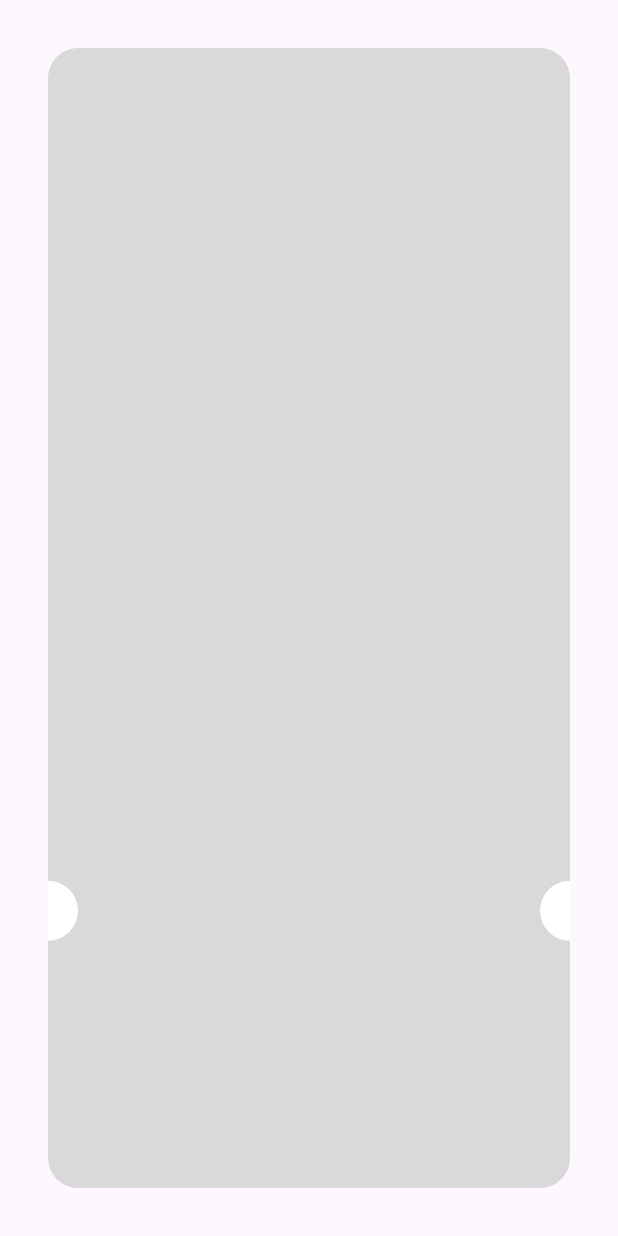
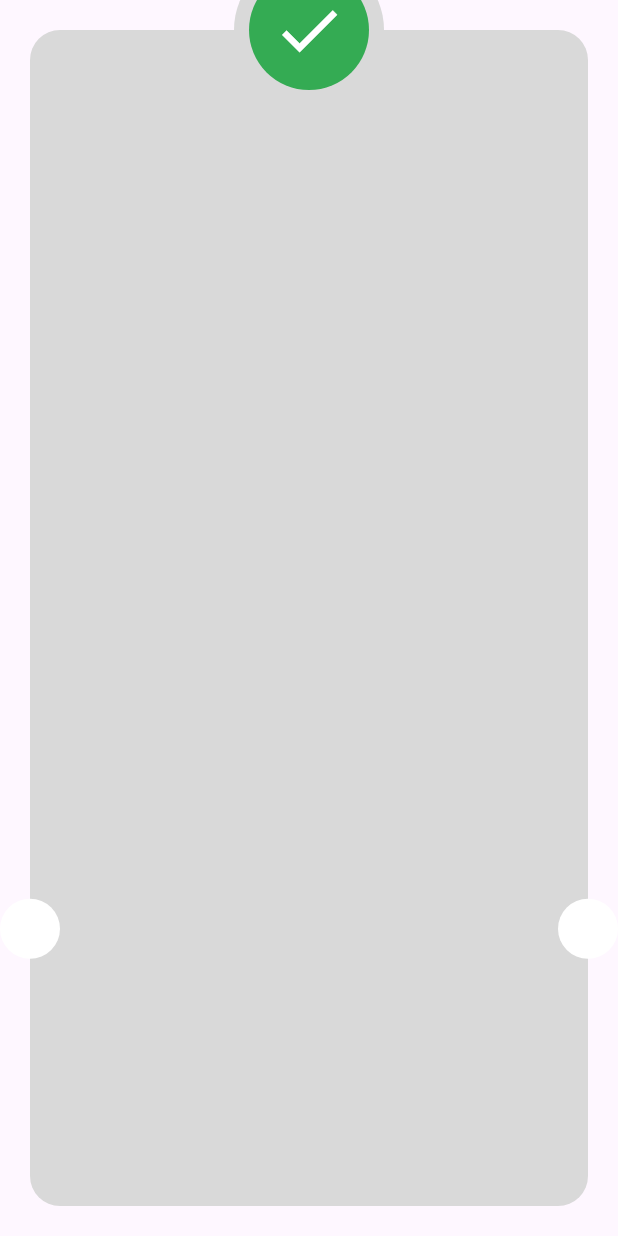
Before and after one commit to MohamedAliShosha/checkout_feature, a Flutter app: the ThankYouView screen opened directly, on a phone screen of 412 x 824 dp. Run offline on Flutter 3.47's test engine with Material 3 defaults, Android fonts, the phone set to English and light mode, and no system bars; our stand-ins replace flutter_credit_card; missing offline and left inert: svg_flutter.

Commit message:
feat: update ThankYouViewBody layout for improved visual consistency

```diff
--- a/lib/features/checkout/presentation/views/widgets/thank_you_view_body.dart
+++ b/lib/features/checkout/presentation/views/widgets/thank_you_view_body.dart
@@ -5,9 +5,11 @@ class ThankYouViewBody extends StatelessWidget {
 
   @override
   Widget build(BuildContext context) {
-    return Padding(
-      padding: const EdgeInsets.all(32),
+    return SafeArea(
+      child: Padding(
+        padding: const EdgeInsets.all(20),
         child: Stack(
+          clipBehavior: Clip.none,
           children: [
             Container(
               decoration: ShapeDecoration(
@@ -37,7 +39,26 @@ class ThankYouViewBody extends StatelessWidget {
                 backgroundColor: Colors.white,
               ),
             ),
+            const Positioned(
+              top: -50,
+              left: 0, // Taking No space from the left
+              right: 0, // Taking No space from the right
+              child: CircleAvatar(
+                radius: 50,
+                backgroundColor: Color(0xffD9D9D9),
+                child: CircleAvatar(
+                  radius: 40,
+                  backgroundColor: Color(0xff34AB53),
+                  child: Icon(
+                    Icons.check,
+                    size: 50,
+                    color: Colors.white,
+                  ),
+                ),
+              ),
+            ),
           ],
+        ),
       ),
     );
   }
```
Lines whose indentation alone changed are shown as unchanged.
